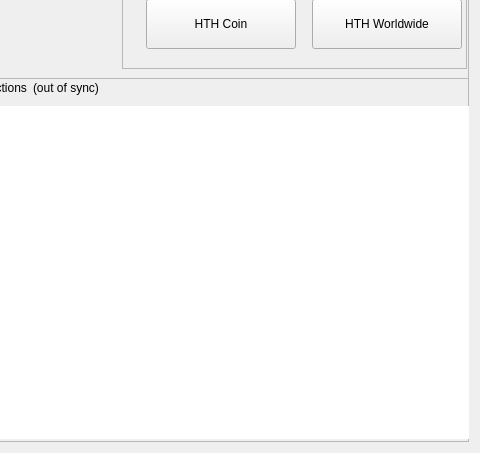
Above: src/qt/forms/overviewpage.ui from devilking6105/HTH-Legacy before the change; both pictures show x 589 to 1069 and y 152 to 605 of the 1069 by 605 pixel window. Below: the same form after it.
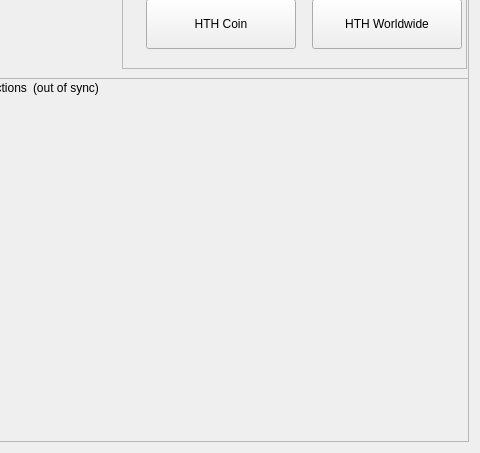
That is the form after the change.

The edit to the form file:
```diff
--- a/src/qt/forms/overviewpage.ui
+++ b/src/qt/forms/overviewpage.ui
@@ -922,7 +922,8 @@
          <item>
           <widget class="QWidget" name="recentTxWidget" native="true">
            <property name="styleSheet">
-            <string notr="true">color: rgb(52, 188, 170);</string>
+               <string notr="true">color: rgb(52, 188, 170);
+background-color: transparent;</string>
            </property>
            <layout class="QVBoxLayout" name="verticalLayout_4">
             <property name="spacing">
@@ -949,7 +950,8 @@
                </sizepolicy>
               </property>
               <property name="styleSheet">
-               <string notr="true">color: rgb(52, 188, 170);</string>
+               <string notr="true">color: rgb(52, 188, 170);
+background-color: transparent;</string>
               </property>
               <property name="frameShape">
                <enum>QFrame::NoFrame</enum>
```
Lines whose indentation alone changed are shown as unchanged.
